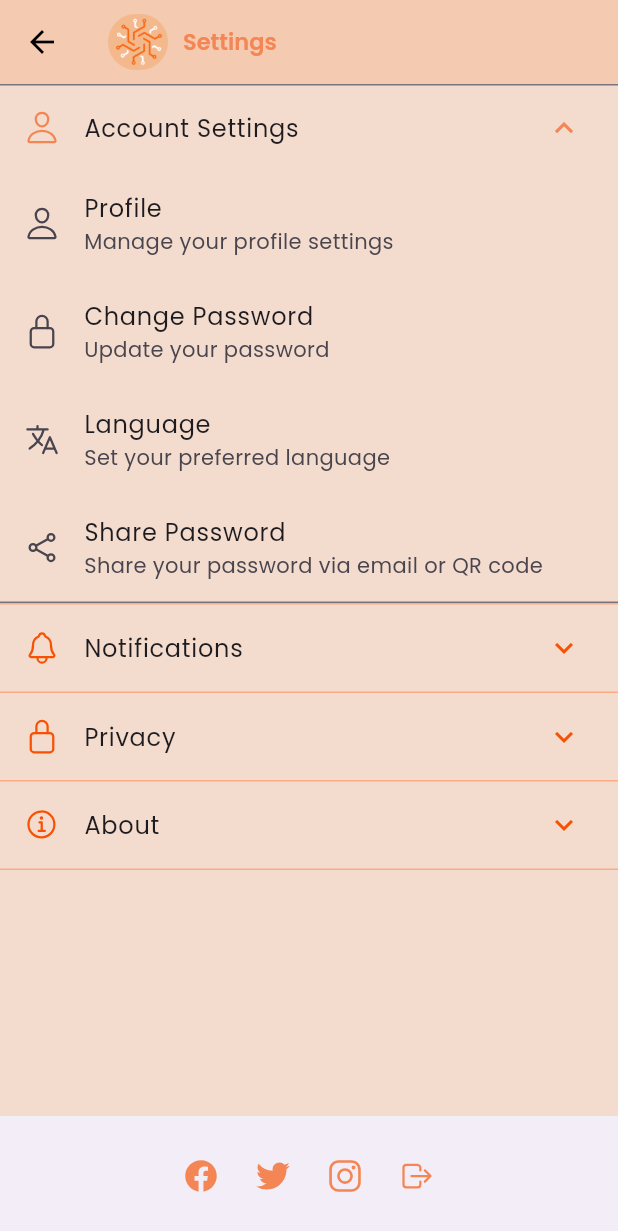
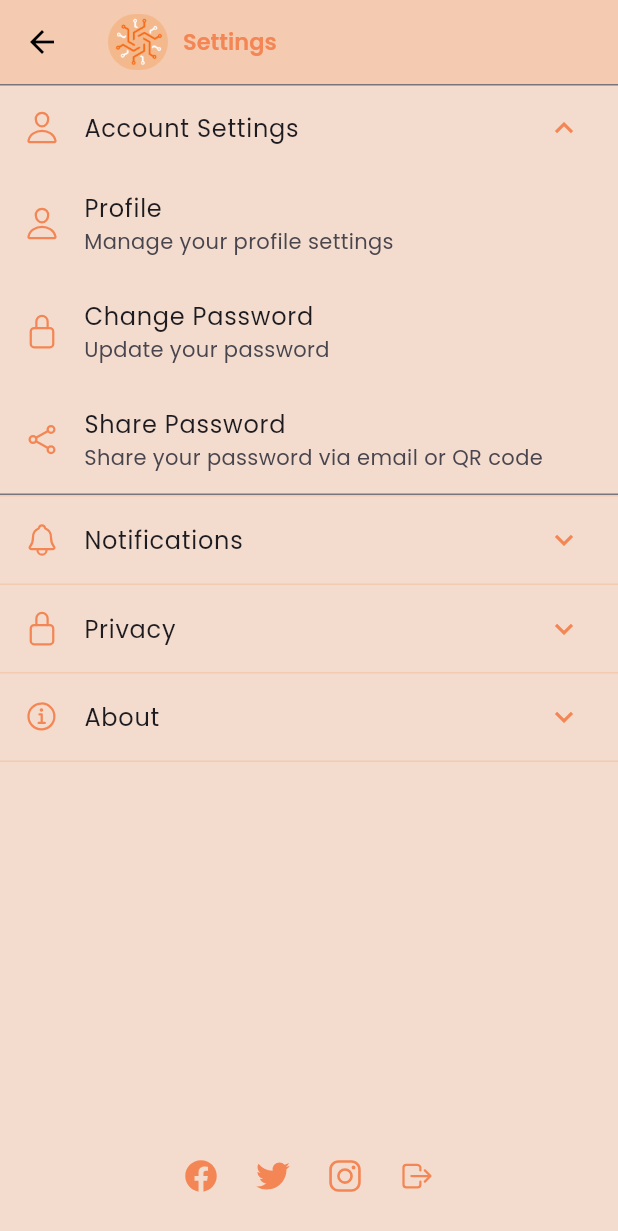
Before and after one commit to MulindwaMarkMyles/appPASS, a Flutter app: the SettingsPage screen opened directly, after a tap on "Account Settings", on a phone screen of 412 x 824 dp. Shown: the top 1231 px of the screen. Run offline on Flutter 3.47's test engine with Material 3 defaults, Android fonts, the phone set to English and light mode, and no system bars; our stand-ins replace cloud_firestore, csv, curved_navigation_bar, file_picker, firebase_auth, firebase_core and 4 more; missing offline and left inert: auth_button_kit, flutter_email_sender; accounts and stored records are empty; project files that could hold a hidden picture were left out.

Commit message:
fixed settings screen coloring

```diff
--- a/lib/pages/settings/settings.dart
+++ b/lib/pages/settings/settings.dart
@@ -26,12 +26,6 @@ class SettingsPage extends StatelessWidget {
           label: 'Change Password',
           helpText: 'Update your password',
           icon: Ionicons.lock_closed_outline,
-        ),
-        SettingsOption(
-          key: 'language',
-          label: 'Language',
-          helpText: 'Set your preferred language',
-          icon: Ionicons.language_outline,
         ),
         SettingsOption(
           key: 'sharePassword',
@@ -112,7 +106,11 @@ class SettingsPage extends StatelessWidget {
   @override
   Widget build(BuildContext context) {
     final AuthService _auth = AuthService();
+    final Color scaffoldBackgroundColor = Color.fromARGB(255, 243, 220, 205);
+    final Color iconColor = Color.fromARGB(255, 243, 134, 84);
+
     return Scaffold(
+      backgroundColor: scaffoldBackgroundColor,
       appBar: AppBar(
         title: Row(
           children: [
@@ -126,7 +124,7 @@ class SettingsPage extends StatelessWidget {
               'Settings',
               style: GoogleFonts.poppins(
                 textStyle: TextStyle(
-                  color: Color.fromARGB(255, 243, 134, 84),
+                  color: iconColor,
                   fontSize: 15,
                   fontWeight: FontWeight.w600,
                 ),
@@ -134,7 +132,7 @@ class SettingsPage extends StatelessWidget {
             ),
           ],
         ),
-       backgroundColor: Color.fromRGBO(244, 203, 176, 1),
+        backgroundColor: Color.fromRGBO(244, 203, 176, 1),
       ),
       body: ListView.builder(
         itemCount: settingsSections.length,
@@ -144,18 +142,18 @@ class SettingsPage extends StatelessWidget {
             decoration: BoxDecoration(
               border: Border(
                 bottom: BorderSide(
-                  color: Color.fromARGB(255, 252, 171, 134),
+                  color: Color.fromRGBO(244, 203, 176, 1),
                 ),
               ),
             ),
             child: ExpansionTile(
-              collapsedIconColor: Color.fromARGB(255, 248, 81, 4),
-              iconColor: Color.fromARGB(255, 243, 134, 84),
-              leading: Icon(section.icon),
+              collapsedIconColor: iconColor,
+              iconColor: iconColor,
+              leading: Icon(section.icon, color: iconColor),
               title: Text(section.title),
               children: section.settingsOptions.map((option) {
                 return ListTile(
-                  leading: Icon(option.icon),
+                  leading: Icon(option.icon, color: iconColor),
                   title: Text(option.label),
                   subtitle: Text(option.helpText),
                   onTap: () {
@@ -193,13 +191,14 @@ class SettingsPage extends StatelessWidget {
         },
       ),
       bottomNavigationBar: BottomAppBar(
+        color: scaffoldBackgroundColor, // Set the color here
         child: Row(
           mainAxisAlignment: MainAxisAlignment.center,
           children: [
             IconButton(
               icon: Icon(
                 Ionicons.logo_facebook,
-                color: Color.fromARGB(255, 243, 134, 84),
+                color: iconColor,
               ),
               onPressed: () {
                 print('Facebook');
@@ -208,7 +207,7 @@ class SettingsPage extends StatelessWidget {
             IconButton(
               icon: Icon(
                 Ionicons.logo_twitter,
-                color: Color.fromARGB(255, 243, 134, 84),
+                color: iconColor,
               ),
               onPressed: () {
                 print('Twitter');
@@ -217,7 +216,7 @@ class SettingsPage extends StatelessWidget {
             IconButton(
               icon: Icon(
                 Ionicons.logo_instagram,
-                color: Color.fromARGB(255, 243, 134, 84),
+                color: iconColor,
               ),
               onPressed: () {
                 print('Instagram');
@@ -226,7 +225,7 @@ class SettingsPage extends StatelessWidget {
             IconButton(
               icon: Icon(
                 Ionicons.log_out_outline,
-                color: Color.fromARGB(255, 243, 134, 84),
+                color: iconColor,
               ),
               onPressed: () {
                 print('Logout');
```
